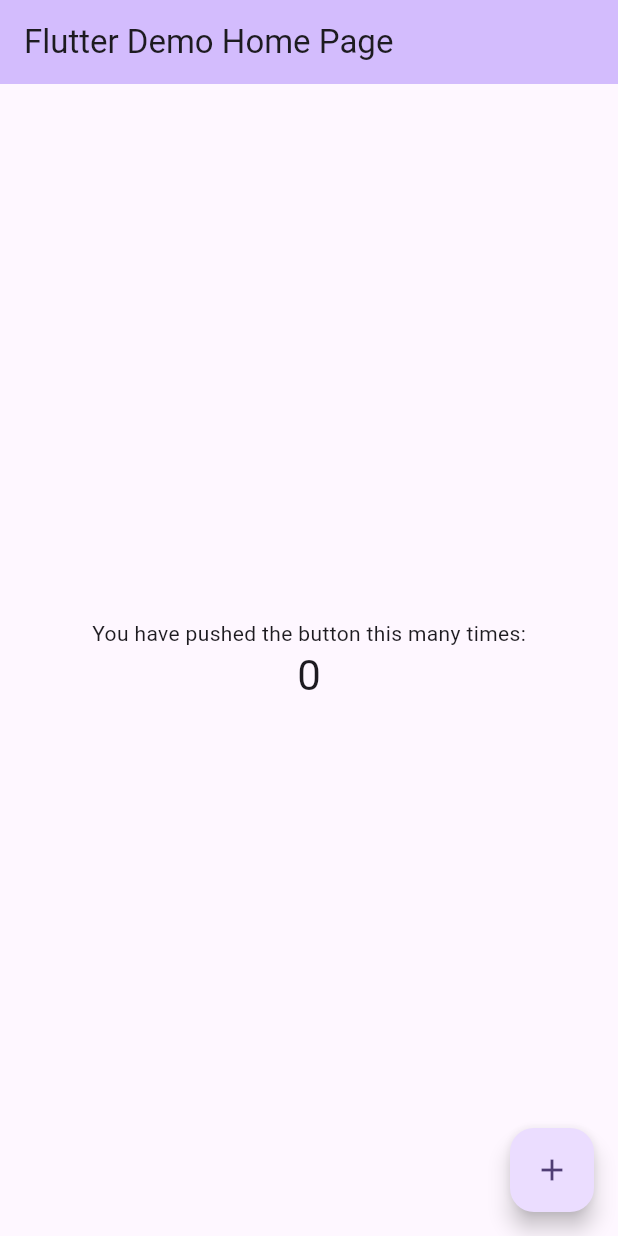
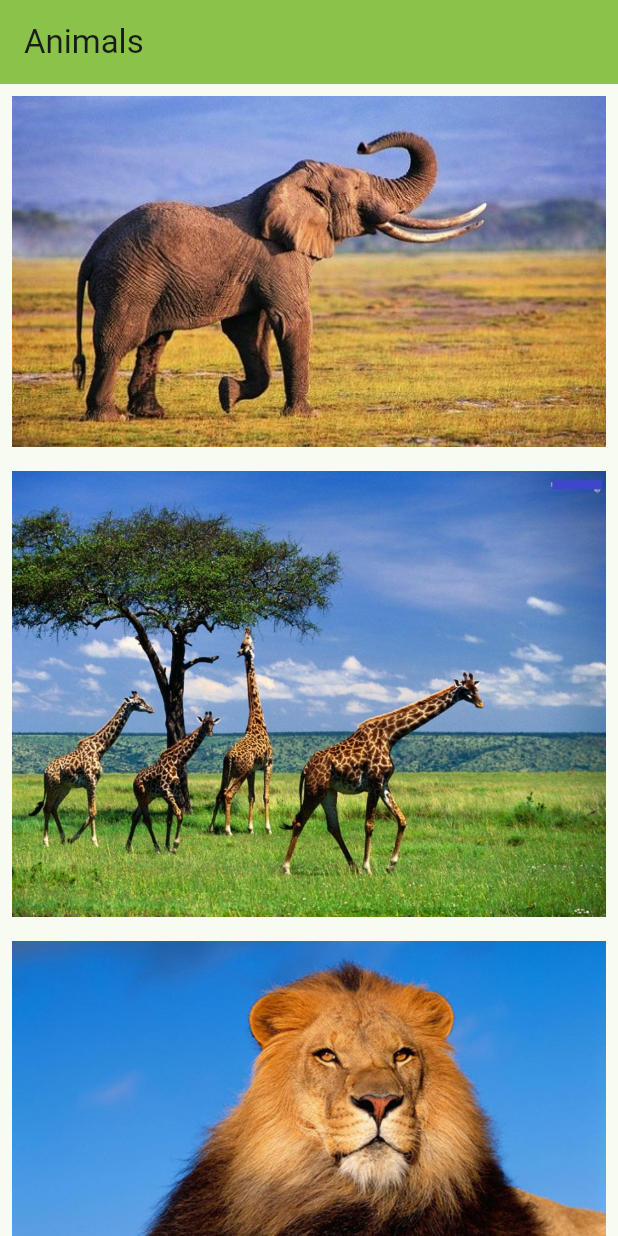
Before and after one commit to kitNa/sandbox_flutter, a Flutter app: the screen it shows after launch, on a phone screen of 412 x 824 dp. Run offline on Flutter 3.47's test engine with Material 3 defaults, Android fonts, the light colour scheme and no system bars.

Commit message:
a simple display with pictures has been added

```diff
--- a/lib/main.dart
+++ b/lib/main.dart
@@ -13,113 +13,43 @@ class MyApp extends StatelessWidget {
     return MaterialApp(
       title: 'Flutter Demo',
       theme: ThemeData(
-        // This is the theme of your application.
-        //
-        // TRY THIS: Try running your application with "flutter run". You'll see
-        // the application has a purple toolbar. Then, without quitting the app,
-        // try changing the seedColor in the colorScheme below to Colors.green
-        // and then invoke "hot reload" (save your changes or press the "hot
-        // reload" button in a Flutter-supported IDE, or press "r" if you used
-        // the command line to start the app).
-        //
-        // Notice that the counter didn't reset back to zero; the application
-        // state is not lost during the reload. To reset the state, use hot
-        // restart instead.
-        //
-        // This works for code too, not just values: Most code changes can be
-        // tested with just a hot reload.
-        colorScheme: ColorScheme.fromSeed(seedColor: Colors.deepPurple),
+        colorScheme: ColorScheme.fromSeed(seedColor: Colors.green),
         useMaterial3: true,
       ),
-      home: const MyHomePage(title: 'Flutter Demo Home Page'),
+      home:  MyHomePage(),
     );
   }
 }
 
-class MyHomePage extends StatefulWidget {
-  const MyHomePage({super.key, required this.title});
-
-  // This widget is the home page of your application. It is stateful, meaning
-  // that it has a State object (defined below) that contains fields that affect
-  // how it looks.
-
-  // This class is the configuration for the state. It holds the values (in this
-  // case the title) provided by the parent (in this case the App widget) and
-  // used by the build method of the State. Fields in a Widget subclass are
-  // always marked "final".
-
-  final String title;
-
-  @override
-  State<MyHomePage> createState() => _MyHomePageState();
-}
-
-class _MyHomePageState extends State<MyHomePage> {
-  int _counter = 0;
-
-  void _incrementCounter() {
-    setState(() {
-      // This call to setState tells the Flutter framework that something has
-      // changed in this State, which causes it to rerun the build method below
-      // so that the display can reflect the updated values. If we changed
-      // _counter without calling setState(), then the build method would not be
-      // called again, and so nothing would appear to happen.
-      _counter++;
-    });
-  }
-
+class MyHomePage extends StatelessWidget {
   @override
   Widget build(BuildContext context) {
-    // This method is rerun every time setState is called, for instance as done
-    // by the _incrementCounter method above.
-    //
-    // The Flutter framework has been optimized to make rerunning build methods
-    // fast, so that you can just rebuild anything that needs updating rather
-    // than having to individually change instances of widgets.
     return Scaffold(
-      appBar: AppBar(
-        // TRY THIS: Try changing the color here to a specific color (to
-        // Colors.amber, perhaps?) and trigger a hot reload to see the AppBar
-        // change color while the other colors stay the same.
-        backgroundColor: Theme.of(context).colorScheme.inversePrimary,
-        // Here we take the value from the MyHomePage object that was created by
-        // the App.build method, and use it to set our appbar title.
-        title: Text(widget.title),
+      appBar:  AppBar (
+        title: const Text('Animals'),
+        backgroundColor: Colors.lightGreen,
       ),
       body: Center(
-        // Center is a layout widget. It takes a single child and positions it
-        // in the middle of the parent.
-        child: Column(
-          // Column is also a layout widget. It takes a list of children and
-          // arranges them vertically. By default, it sizes itself to fit its
-          // children horizontally, and tries to be as tall as its parent.
-          //
-          // Column has various properties to control how it sizes itself and
-          // how it positions its children. Here we use mainAxisAlignment to
-          // center the children vertically; the main axis here is the vertical
-          // axis because Columns are vertical (the cross axis would be
-          // horizontal).
-          //
-          // TRY THIS: Invoke "debug painting" (choose the "Toggle Debug Paint"
-          // action in the IDE, or press "p" in the console), to see the
-          // wireframe for each widget.
+        child:  SingleChildScrollView(
+          child:  Column(
             mainAxisAlignment: MainAxisAlignment.center,
             children: <Widget>[
-            const Text(
-              'You have pushed the button this many times:',
+              Container(
+                margin: const EdgeInsets.all(8.0),
+                child: Image.asset('images/elephant.jpg'),
               ),
-            Text(
-              '$_counter',
-              style: Theme.of(context).textTheme.headlineMedium,
+              Container(
+                margin: const EdgeInsets.all(8.0),
+                child: Image.asset('images/giraffe.jpg'),
+              ),
+              Container(
+                margin: const EdgeInsets.all(8.0),
+                child: Image.asset('images/Lion.jpg'),
               ),
             ],
           ),
-      ),
-      floatingActionButton: FloatingActionButton(
-        onPressed: _incrementCounter,
-        tooltip: 'Increment',
-        child: const Icon(Icons.add),
-      ), // This trailing comma makes auto-formatting nicer for build methods.
+        )
+      )
     );
   }
 }
--- a/pubspec.yaml
+++ b/pubspec.yaml
@@ -62,6 +62,10 @@ flutter:
   # assets:
   #   - images/a_dot_burr.jpeg
   #   - images/a_dot_ham.jpeg
+  assets:
+    - images/elephant.jpg
+    - images/giraffe.jpg
+    - images/Lion.jpg
 
   # An image asset can refer to one or more resolution-specific "variants", see
   # https://flutter.dev/assets-and-images/#resolution-aware
```
Also changed, not shown: images/Lion.jpg (added), images/elephant.jpg (added), images/giraffe.jpg (added). Lines whose indentation alone changed are shown as unchanged.
